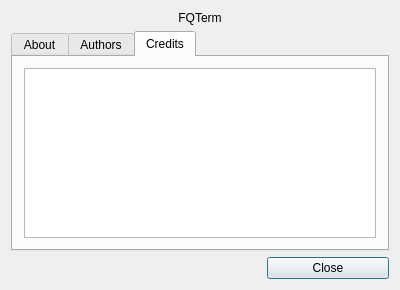
Before: the Qt Designer form src/ui/aboutdialog.ui in mytbk/fqterm, drawn with Qt 5.
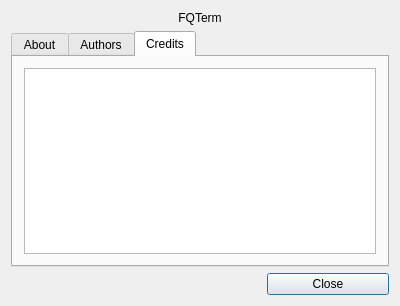
After: the same form once the commit is applied. The open tabs and pages were chosen to show the change.

Commit message: aboutdialog: remove old URLs

Patch:
```diff
--- a/src/ui/aboutdialog.ui
+++ b/src/ui/aboutdialog.ui
@@ -7,7 +7,7 @@
     <x>0</x>
     <y>0</y>
     <width>400</width>
-    <height>290</height>
+    <height>306</height>
    </rect>
   </property>
   <property name="mouseTracking">
@@ -104,8 +104,8 @@
           <string>&lt;!DOCTYPE HTML PUBLIC &quot;-//W3C//DTD HTML 4.0//EN&quot; &quot;http://www.w3.org/TR/REC-html40/strict.dtd&quot;&gt;
 &lt;html&gt;&lt;head&gt;&lt;meta name=&quot;qrichtext&quot; content=&quot;1&quot; /&gt;&lt;style type=&quot;text/css&quot;&gt;
 p, li { white-space: pre-wrap; }
-&lt;/style&gt;&lt;/head&gt;&lt;body style=&quot; font-family:'Sans Serif'; font-size:9pt; font-weight:400; font-style:normal;&quot;&gt;
-&lt;p style=&quot;-qt-paragraph-type:empty; margin-top:0px; margin-bottom:0px; margin-left:0px; margin-right:0px; -qt-block-indent:0; text-indent:0px; font-family:'SimSun';&quot;&gt;&lt;br /&gt;&lt;/p&gt;&lt;/body&gt;&lt;/html&gt;</string>
+&lt;/style&gt;&lt;/head&gt;&lt;body style=&quot; font-family:'Sans'; font-size:10pt; font-weight:400; font-style:normal;&quot;&gt;
+&lt;p style=&quot;-qt-paragraph-type:empty; margin-top:0px; margin-bottom:0px; margin-left:0px; margin-right:0px; -qt-block-indent:0; text-indent:0px; font-family:'SimSun'; font-size:9pt;&quot;&gt;&lt;br /&gt;&lt;/p&gt;&lt;/body&gt;&lt;/html&gt;</string>
          </property>
         </widget>
        </item>
```
Left out of the diff: 2 changed lines with no effect on the pictures.
